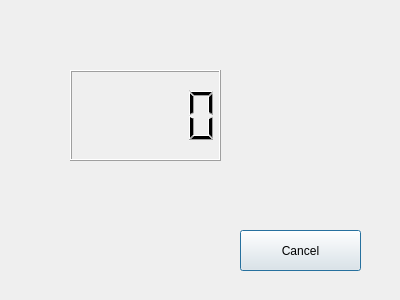
Before: the Qt Designer form clientwaitconnectdialog.ui in i207M/qt-Junqi, drawn with Qt 5.
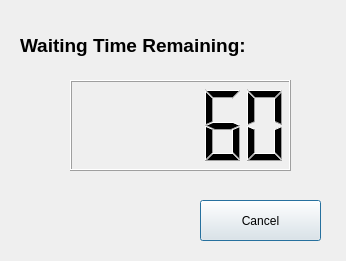
After: the same form once the commit is applied.

Commit message: wait time

Diff of the .ui file:
```diff
--- a/clientwaitconnectdialog.ui
+++ b/clientwaitconnectdialog.ui
@@ -6,8 +6,8 @@
    <rect>
     <x>0</x>
     <y>0</y>
-    <width>400</width>
-    <height>300</height>
+    <width>346</width>
+    <height>261</height>
    </rect>
   </property>
   <property name="windowTitle">
@@ -16,8 +16,8 @@
   <widget class="QPushButton" name="pushButton_cancel">
    <property name="geometry">
     <rect>
-     <x>240</x>
-     <y>230</y>
+     <x>200</x>
+     <y>200</y>
      <width>121</width>
      <height>41</height>
     </rect>
@@ -30,10 +30,26 @@
    <property name="geometry">
     <rect>
      <x>70</x>
-     <y>70</y>
-     <width>151</width>
+     <y>80</y>
+     <width>221</width>
      <height>91</height>
     </rect>
+   </property>
+   <property name="intValue" stdset="0">
+    <number>60</number>
+   </property>
+  </widget>
+  <widget class="QLabel" name="label">
+   <property name="geometry">
+    <rect>
+     <x>20</x>
+     <y>20</y>
+     <width>281</width>
+     <height>51</height>
+    </rect>
+   </property>
+   <property name="text">
+    <string>&lt;html&gt;&lt;head/&gt;&lt;body&gt;&lt;p&gt;&lt;span style=&quot; font-size:14pt; font-weight:600;&quot;&gt;Waiting Time Remaining:&lt;/span&gt;&lt;/p&gt;&lt;/body&gt;&lt;/html&gt;</string>
    </property>
   </widget>
  </widget>
```
